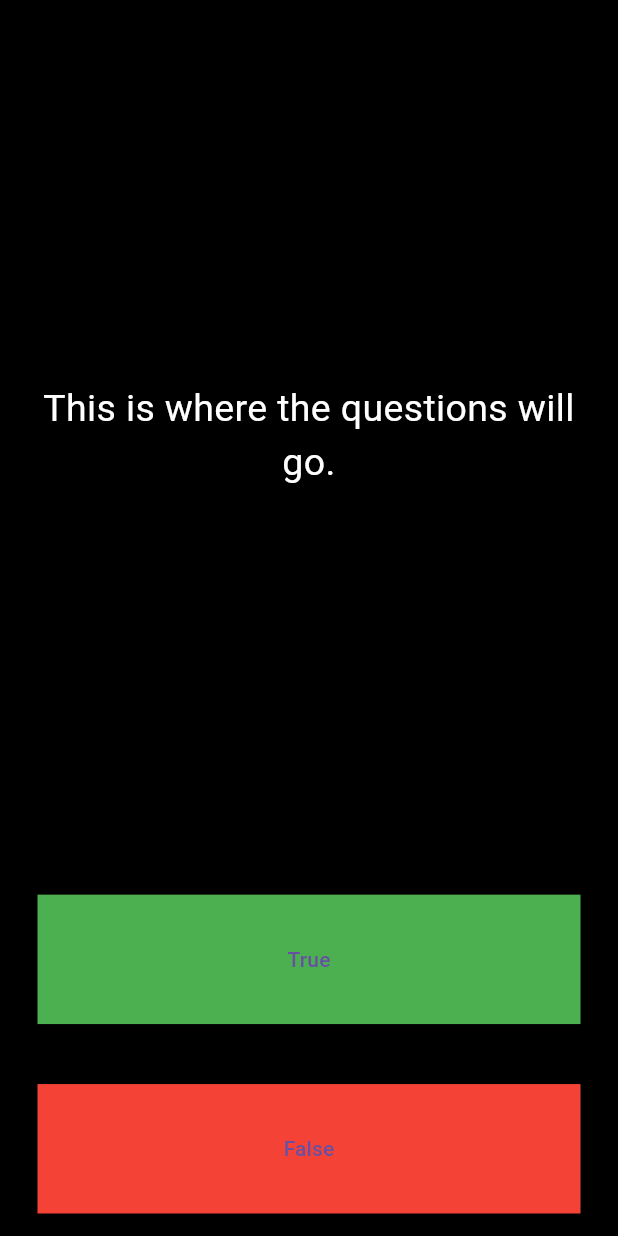
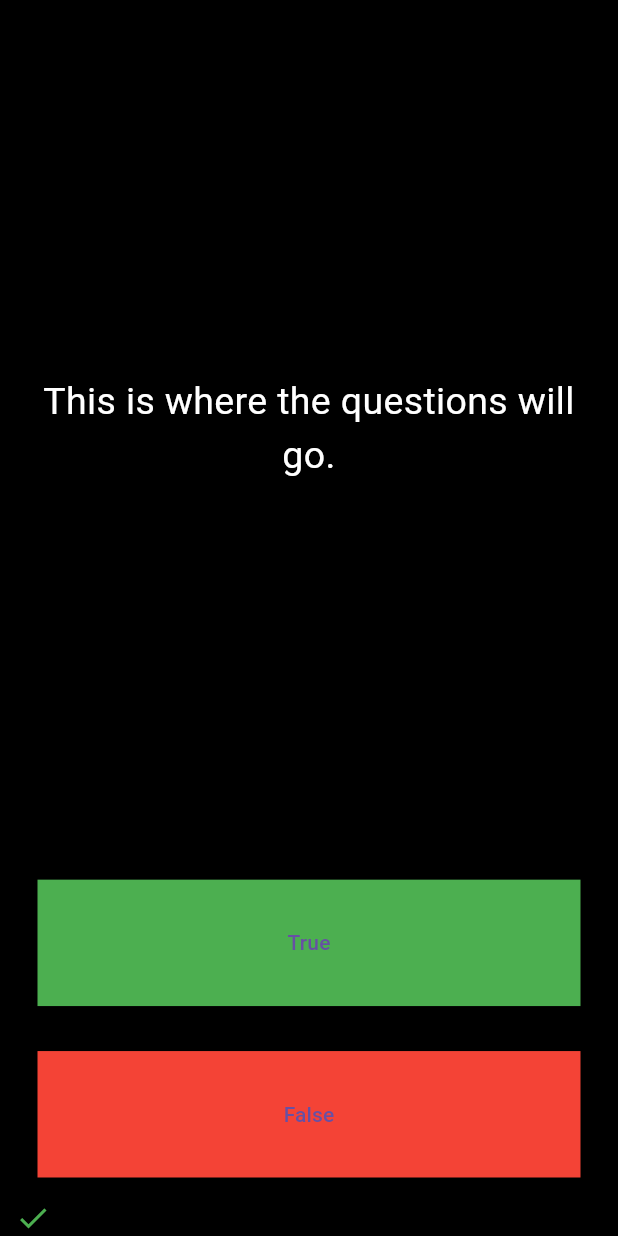
Before and after one commit to RITWIZSINGH/quizzler_flutter, a Flutter app: the screen it shows after launch, after a tap on "True", on a phone screen of 412 x 824 dp. Run offline on Flutter 3.47's test engine with Material 3 defaults, Android fonts, the phone set to English and light mode, and no system bars.

Commit message:
added a scorekeeper feature

```diff
--- a/lib/main.dart
+++ b/lib/main.dart
@@ -1,4 +1,4 @@
-// ignore_for_file: prefer_const_constructors, library_private_types_in_public_api, avoid_unnecessary_containers
+// ignore_for_file: prefer_const_constructors, library_private_types_in_public_api, avoid_unnecessary_containers, unnecessary_import
 
 import 'package:flutter/cupertino.dart';
 import 'package:flutter/material.dart';
@@ -33,6 +33,7 @@ class QuizPage extends StatefulWidget {
 }
 
 class _QuizPageState extends State<QuizPage> {
+  List<Icon> scorekeeper = [];
   @override
   Widget build(BuildContext context) {
     return Column(
@@ -53,8 +54,8 @@ class _QuizPageState extends State<QuizPage> {
                 ),
               ),
             ),
-            )),
-
+          ),
+        ),
         Expanded(
           flex: 1,
           child: Padding(
@@ -62,16 +63,20 @@ class _QuizPageState extends State<QuizPage> {
             child: Container(
               color: Colors.green,
               child: TextButton(
-                onPressed: (){
-                     //PressTrue
+                onPressed: () {
+                  setState(() {
+                    scorekeeper.add(
+                      Icon(
+                        Icons.check,
+                        color: Colors.green,
+                      )
+                    );
+                  });
                 },
                 child: Text('True'),
               ),
             ),
           ),
-        ),
-        SizedBox(
-              height:10.0,
         ),
         Expanded(
           flex: 1,
@@ -80,14 +85,24 @@ class _QuizPageState extends State<QuizPage> {
             child: Container(
               color: Colors.red,
               child: TextButton(
-                onPressed: (){
-                     //PressedFalse
+                onPressed: () {
+                  setState(() {
+                    scorekeeper.add(
+                      Icon(
+                        Icons.close,
+                        color: Colors.red,
+                      )
+                    );
+                  });
                 },
                 child: Text('False'),
               ),
             ),
           ),
         ),
+        Row(
+          children: scorekeeper,
+        )
       ],
     );
   }
```
Also changed, not shown: 1 other file. Lines whose indentation alone changed are shown as unchanged.
